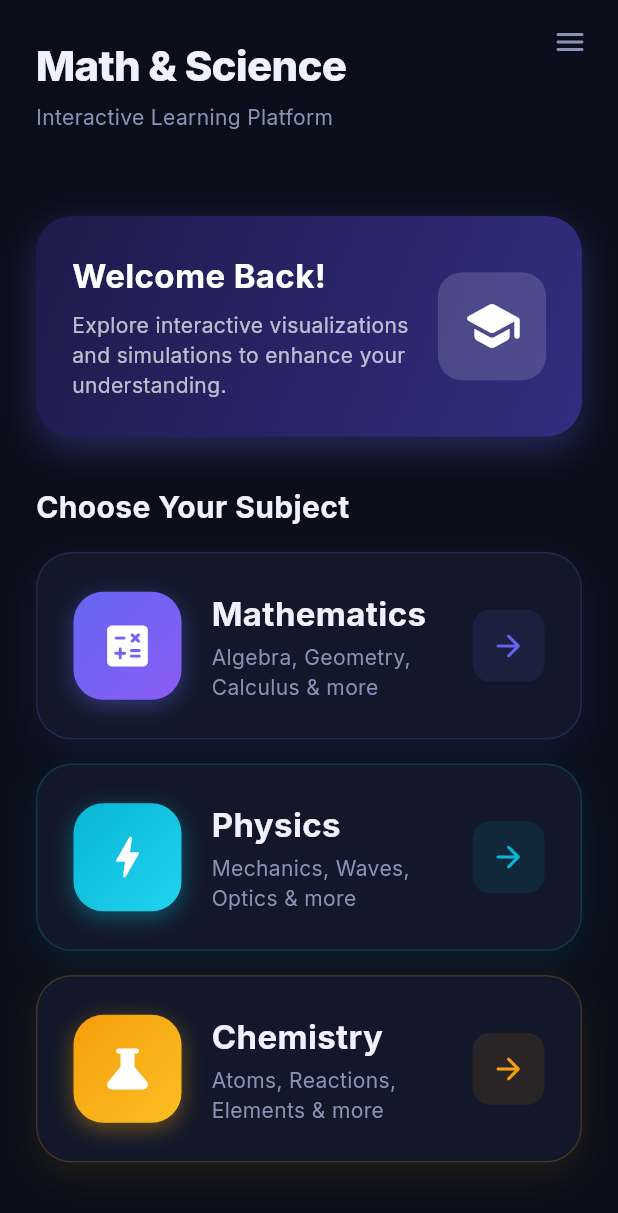
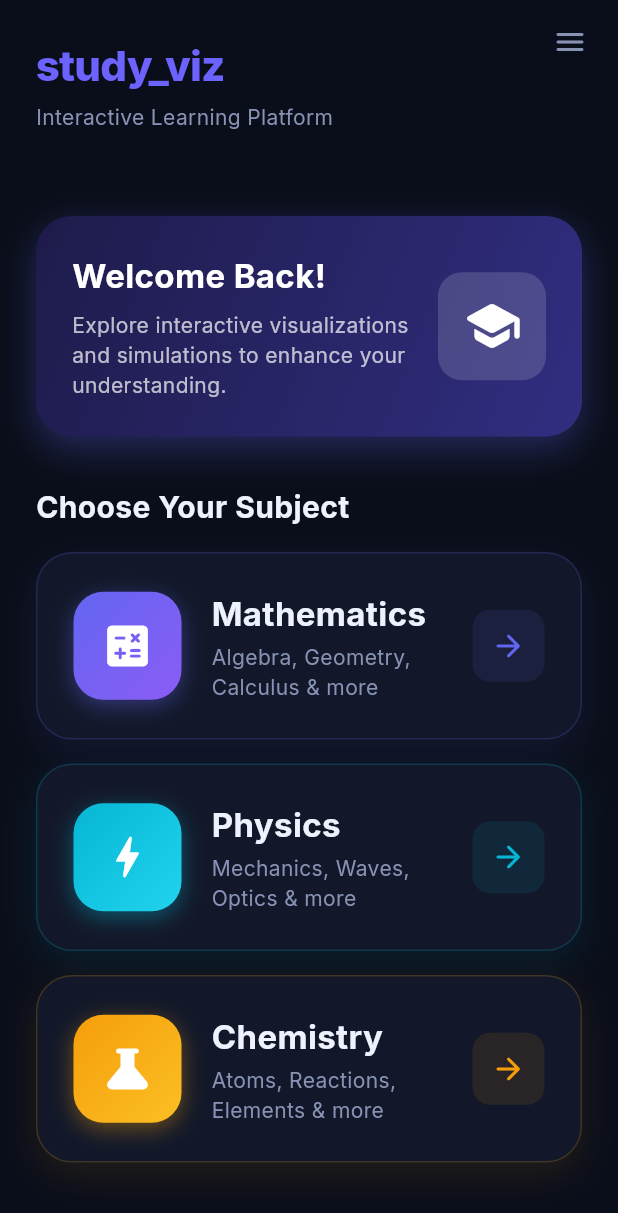
Before and after one commit to DileepTekkali/Interactive-visualizer, a Flutter app: the screen it shows after launch, on a phone screen of 412 x 824 dp. Shown: the top 1213 px of the screen. Run offline on Flutter 3.47's test engine with Material 3 defaults, Android fonts, the phone set to English and light mode, and no system bars; our stand-ins replace fl_chart, google_fonts.

Commit message:
nav bar changes

```diff
--- a/frontend/lib/features/dashboard/dashboard_screen.dart
+++ b/frontend/lib/features/dashboard/dashboard_screen.dart
@@ -33,11 +33,11 @@ class DashboardScreen extends StatelessWidget {
                     crossAxisAlignment: CrossAxisAlignment.start,
                     children: [
                       Text(
-                        'Math & Science',
+                        'study_viz',
                         style: GoogleFonts.inter(
                           fontSize: 28,
                           fontWeight: FontWeight.w800,
-                          color: AppTheme.textPrimary,
+                          color: AppTheme.accent,
                           letterSpacing: -0.5,
                         ),
                       ),
--- a/frontend/lib/shared/widgets/main_layout.dart
+++ b/frontend/lib/shared/widgets/main_layout.dart
@@ -54,7 +54,7 @@ class MainLayout extends StatelessWidget {
                         color: AppTheme.accent, size: 20),
                   ),
                 Text(
-                  'study_viz',
+                  title,
                   style: GoogleFonts.inter(
                     fontWeight: FontWeight.w700,
                     color: isHome ? AppTheme.accent : AppTheme.textPrimary,
```
